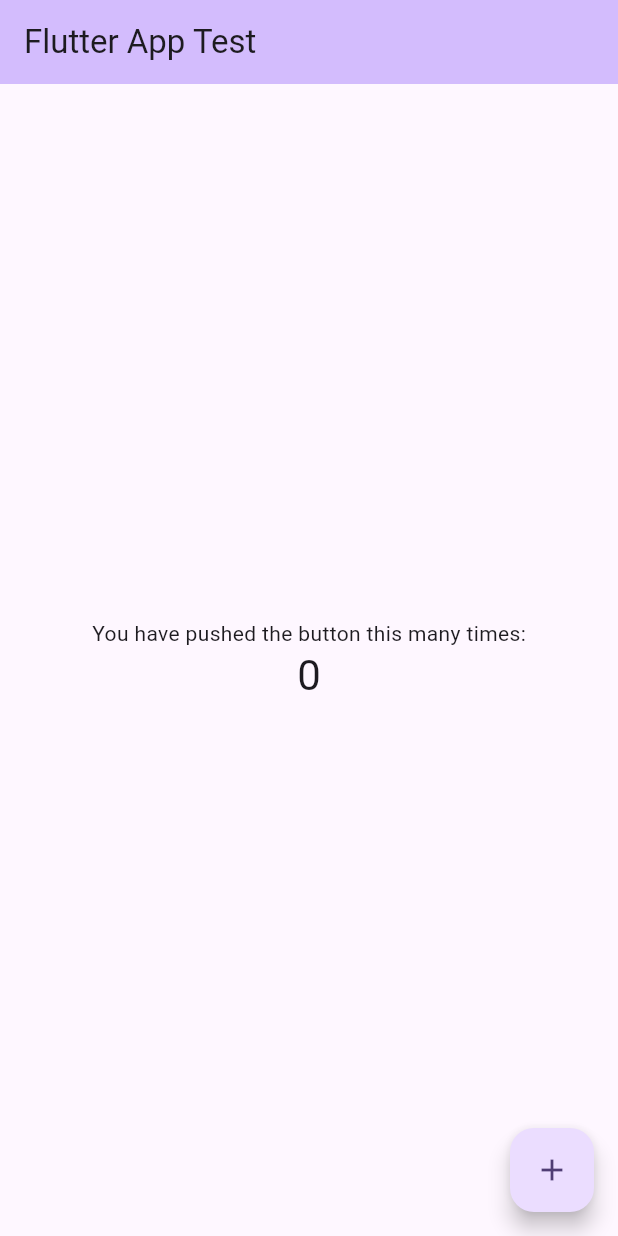
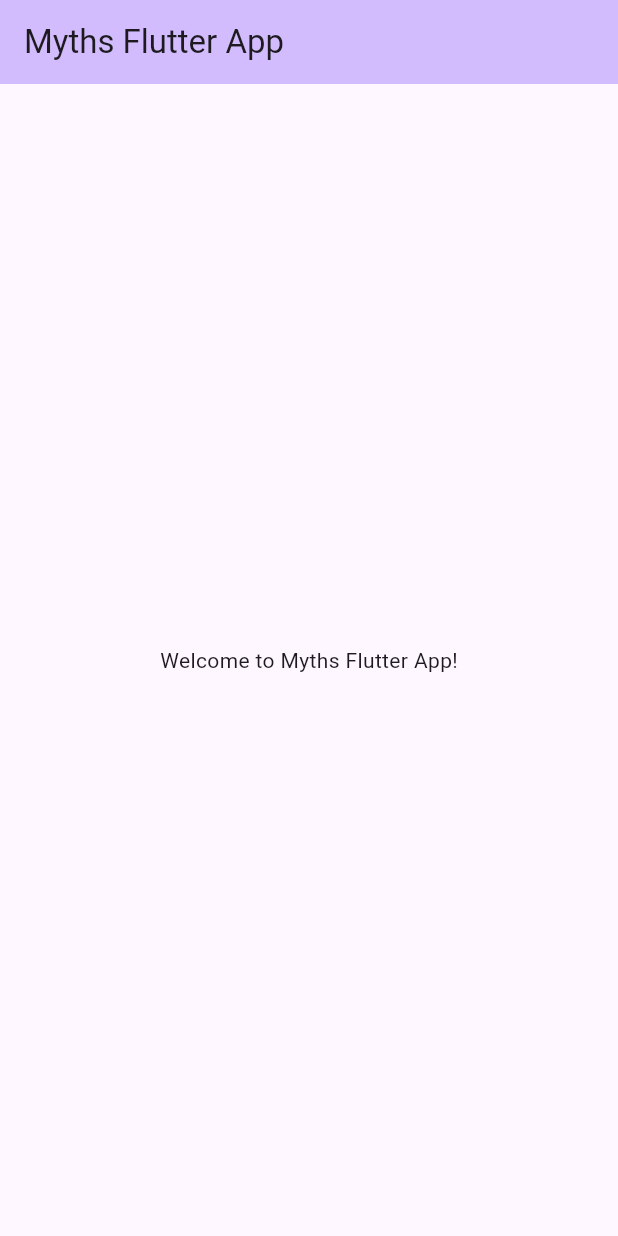
Before and after one commit to Rakib-208/flutter_prog, a Flutter app: the screen it shows after launch, on a phone screen of 412 x 824 dp. Run offline on Flutter 3.47's test engine with Material 3 defaults, Android fonts, the light colour scheme and no system bars.

Commit message:
static page

```diff
--- a/lib/main.dart
+++ b/lib/main.dart
@@ -11,56 +11,32 @@
   @override
   Widget build(BuildContext context) {
     return MaterialApp(
-      title: 'Flutter Demo',
+      title: 'Myths Flutter App',
       theme: ThemeData(
         colorScheme: ColorScheme.fromSeed(seedColor: Colors.deepPurple),
       ),
-      home: const MyHomePage(title: 'Flutter App Test'),
+      home: const MyHomePage(title: 'Myths Flutter App'),
     );
   }
 }
 
-class MyHomePage extends StatefulWidget {
+class MyHomePage extends StatelessWidget {
   const MyHomePage({super.key, required this.title});
   final String title;
-
-  @override
-  State<MyHomePage> createState() => _MyHomePageState();
-}
-
-class _MyHomePageState extends State<MyHomePage> {
-  int _counter = 0;
-
-  void _incrementCounter() {
-    setState(() {
-      _counter++;
-    });
-  }
 
   @override
   Widget build(BuildContext context) {
     return Scaffold(
       appBar: AppBar(
         backgroundColor: Theme.of(context).colorScheme.inversePrimary,
-        title: Text(widget.title),
+        title: Text(title),
       ),
-      body: Center(
+      body: const Center(
         child: Column(
           mainAxisAlignment: MainAxisAlignment.center,
-          children: <Widget>[
-            const Text('You have pushed the button this many times:'),
-            Text(
-              '$_counter',
-              style: Theme.of(context).textTheme.headlineMedium,
-            ),
-          ],
+          children: <Widget>[Text('Welcome to Myths Flutter App!')],
         ),
       ),
-      floatingActionButton: FloatingActionButton(
-        onPressed: _incrementCounter,
-        tooltip: 'Increment',
-        child: const Icon(Icons.add),
-      ), // This trailing comma makes auto-formatting nicer for build methods.
     );
   }
 }
```
